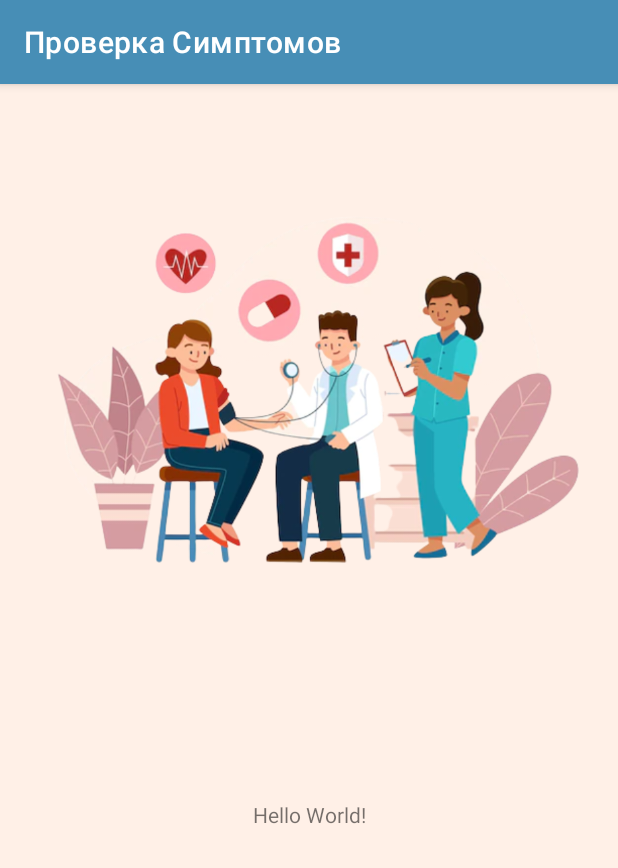
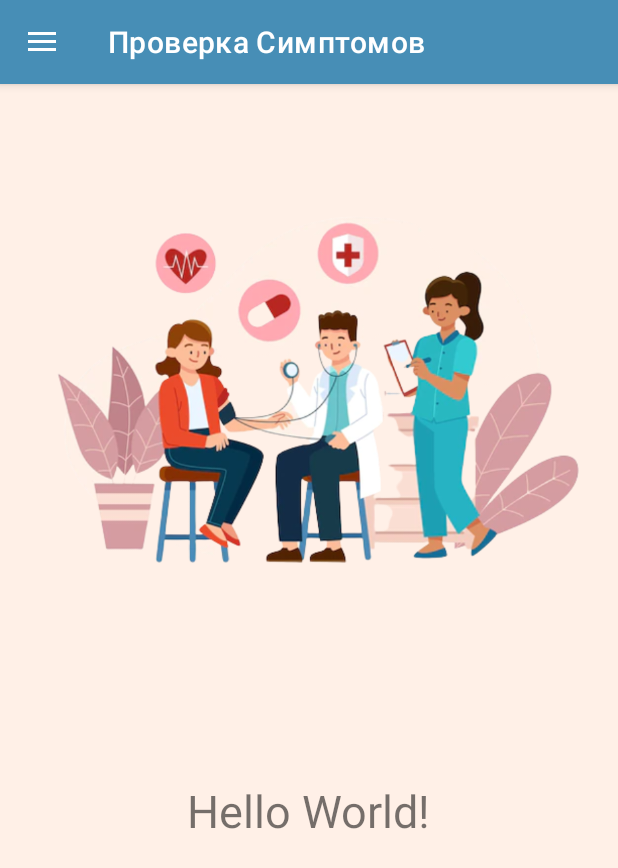
Before and after one commit to Oussma77/Symptom-Checker, an Android app: the screen it shows after launch (MainActivity), on a phone screen of 412 x 824 dp. Shown: the top 868 px of the screen. Run offline under Robolectric (Android 15) with nearby library versions, the phone set to English and light mode, and no system bars.

Commit message:
Add Menu

```diff
--- a/app/src/main/java/com/example/symptomchecker/MainActivity.java
+++ b/app/src/main/java/com/example/symptomchecker/MainActivity.java
@@ -1,14 +1,67 @@
 package com.example.symptomchecker;
 
+import androidx.annotation.NonNull;
+import androidx.appcompat.app.ActionBarDrawerToggle;
 import androidx.appcompat.app.AppCompatActivity;
+import androidx.core.view.GravityCompat;
+import androidx.drawerlayout.widget.DrawerLayout;
 
 import android.os.Bundle;
+import android.util.Log;
+import android.view.MenuItem;
+import android.widget.Toolbar;
+
+import com.google.android.material.navigation.NavigationView;
 
 public class MainActivity extends AppCompatActivity {
+
+    DrawerLayout drawerLayout;
+    NavigationView navigationView;
+    Toolbar toolbar;
+    ActionBarDrawerToggle actionBarDrawerToggle;
+
+    @Override
+    public boolean onOptionsItemSelected(@NonNull MenuItem item) {
+        if(actionBarDrawerToggle.onOptionsItemSelected(item)){
+            return true;
+        }
+        return super.onOptionsItemSelected(item);
+    }
 
     @Override
     protected void onCreate(Bundle savedInstanceState) {
         super.onCreate(savedInstanceState);
         setContentView(R.layout.activity_main);
+
+        drawerLayout = findViewById(R.id.drawer_layout);
+        navigationView = findViewById(R.id.navigationView);
+        actionBarDrawerToggle = new ActionBarDrawerToggle(this,drawerLayout,R.string.menu_open,R.string.menu_close);
+
+        drawerLayout.addDrawerListener(actionBarDrawerToggle);
+        actionBarDrawerToggle.syncState();
+        getSupportActionBar().setDisplayHomeAsUpEnabled(true);
+        navigationView.setNavigationItemSelectedListener(new NavigationView.OnNavigationItemSelectedListener() {
+            @Override
+            public boolean onNavigationItemSelected(@NonNull MenuItem item) {
+
+                switch (item.getItemId()){
+                    case R.id.nav_home:
+                        Log.i("ok","ok");
+                        drawerLayout.closeDrawer(GravityCompat.START);
+                        break;
+                    case R.id.nav_login:
+                        Log.i("ok1","ok");
+                        drawerLayout.closeDrawer(GravityCompat.START);
+                        break;
+
+                }
+
+                return true;
+            }
+        });
+
+
     }
+
+
 }
--- /dev/null
+++ b/app/src/main/res/drawable/ic_baseline_home_24.xml
@@ -0,0 +1,10 @@
+<vector xmlns:android="http://schemas.android.com/apk/res/android"
+    android:width="24dp"
+    android:height="24dp"
+    android:viewportWidth="24"
+    android:viewportHeight="24"
+    android:tint="?attr/colorControlNormal">
+  <path
+      android:fillColor="@android:color/white"
+      android:pathData="M10,20v-6h4v6h5v-8h3L12,3 2,12h3v8z"/>
+</vector>
--- /dev/null
+++ b/app/src/main/res/drawable/ic_baseline_login_24.xml
@@ -0,0 +1,10 @@
+<vector xmlns:android="http://schemas.android.com/apk/res/android"
+    android:width="24dp"
+    android:height="24dp"
+    android:viewportWidth="24"
+    android:viewportHeight="24"
+    android:tint="?attr/colorControlNormal">
+  <path
+      android:fillColor="@android:color/white"
+      android:pathData="M11,7L9.6,8.4l2.6,2.6H2v2h10.2l-2.6,2.6L11,17l5,-5L11,7zM20,19h-8v2h8c1.1,0 2,-0.9 2,-2V5c0,-1.1 -0.9,-2 -2,-2h-8v2h8V19z"/>
+</vector>
--- /dev/null
+++ b/app/src/main/res/drawable/ic_baseline_share_24.xml
@@ -0,0 +1,10 @@
+<vector xmlns:android="http://schemas.android.com/apk/res/android"
+    android:width="24dp"
+    android:height="24dp"
+    android:viewportWidth="24"
+    android:viewportHeight="24"
+    android:tint="?attr/colorControlNormal">
+  <path
+      android:fillColor="@android:color/white"
+      android:pathData="M18,16.08c-0.76,0 -1.44,0.3 -1.96,0.77L8.91,12.7c0.05,-0.23 0.09,-0.46 0.09,-0.7s-0.04,-0.47 -0.09,-0.7l7.05,-4.11c0.54,0.5 1.25,0.81 2.04,0.81 1.66,0 3,-1.34 3,-3s-1.34,-3 -3,-3 -3,1.34 -3,3c0,0.24 0.04,0.47 0.09,0.7L8.04,9.81C7.5,9.31 6.79,9 6,9c-1.66,0 -3,1.34 -3,3s1.34,3 3,3c0.79,0 1.5,-0.31 2.04,-0.81l7.12,4.16c-0.05,0.21 -0.08,0.43 -0.08,0.65 0,1.61 1.31,2.92 2.92,2.92 1.61,0 2.92,-1.31 2.92,-2.92s-1.31,-2.92 -2.92,-2.92z"/>
+</vector>
--- a/app/src/main/res/layout/activity_main.xml
+++ b/app/src/main/res/layout/activity_main.xml
@@ -1,17 +1,25 @@
 <?xml version="1.0" encoding="utf-8"?>
-<androidx.constraintlayout.widget.ConstraintLayout xmlns:android="http://schemas.android.com/apk/res/android"
+<androidx.drawerlayout.widget.DrawerLayout
+    xmlns:android="http://schemas.android.com/apk/res/android"
     xmlns:app="http://schemas.android.com/apk/res-auto"
     xmlns:tools="http://schemas.android.com/tools"
     android:layout_width="match_parent"
     android:layout_height="match_parent"
     android:background="@color/MainBackround"
+    android:id="@+id/drawer_layout"
     tools:context=".MainActivity">
 
+
+
+    <androidx.constraintlayout.widget.ConstraintLayout
+        android:layout_width="match_parent"
+        android:layout_height="match_parent">
         <TextView
             android:id="@+id/textView"
             android:layout_width="wrap_content"
             android:layout_height="wrap_content"
             android:text="Hello World!"
+            android:textSize="30sp"
             app:layout_constraintBottom_toBottomOf="parent"
             app:layout_constraintEnd_toEndOf="parent"
             app:layout_constraintLeft_toLeftOf="parent"
@@ -19,7 +27,6 @@
             app:layout_constraintStart_toStartOf="parent"
             app:layout_constraintTop_toTopOf="parent"
             app:layout_constraintVertical_bias="0.638" />
-
         <ImageView
             android:id="@+id/imageView"
             android:layout_width="wrap_content"
@@ -28,6 +35,23 @@
             app:layout_constraintEnd_toEndOf="parent"
             app:layout_constraintHorizontal_bias="0.0"
             app:layout_constraintStart_toStartOf="parent"
-        tools:layout_editor_absoluteY="-17dp" />
+            tools:layout_editor_absoluteY="-17dp"
+            tools:ignore="MissingConstraints" />
 
     </androidx.constraintlayout.widget.ConstraintLayout>
+
+    <com.google.android.material.navigation.NavigationView
+        android:layout_width="wrap_content"
+        android:layout_height="match_parent"
+        android:id="@+id/navigationView"
+        app:headerLayout="@layout/header_menu"
+        app:menu="@menu/main_menu"
+        android:layout_gravity="start"
+        android:fitsSystemWindows="true">
+
+    </com.google.android.material.navigation.NavigationView>
+
+
+
+
+</androidx.drawerlayout.widget.DrawerLayout>
--- /dev/null
+++ b/app/src/main/res/menu/main_menu.xml
@@ -0,0 +1,50 @@
+<?xml version="1.0" encoding="utf-8"?>
+<menu xmlns:android="http://schemas.android.com/apk/res/android">
+
+    <group android:checkableBehavior="single">
+
+        <item
+            android:id="@+id/nav_home"
+            android:icon="@drawable/ic_baseline_home_24"
+            android:title="Home" />
+
+        <item
+            android:id="@+id/nav_login"
+            android:icon="@drawable/ic_baseline_login_24"
+            android:title="login" />
+
+    </group>
+
+    <group android:checkableBehavior="single">
+        <item android:title="Communicate">
+         <menu>
+            <group>
+                <item android:title="Share"
+                    android:icon="@drawable/ic_baseline_share_24"
+                    android:id="@+id/nav_s"/>
+                <item android:title="Share1"
+                    android:icon="@drawable/ic_baseline_share_24"
+                    android:id="@+id/nav_share1"/>
+            </group>
+         </menu>
+        </item>
+    </group>
+
+    <group android:checkableBehavior="single">
+        <item android:title="Login">
+            <menu>
+                <group>
+                    <item android:title="Share"
+                        android:icon="@drawable/ic_baseline_share_24"
+                        />
+                    <item android:title="login"
+                        android:icon="@drawable/ic_baseline_share_24"
+                        />
+                </group>
+            </menu>
+        </item>
+    </group>
+
+
+
+</menu>
--- a/app/src/main/res/values/strings.xml
+++ b/app/src/main/res/values/strings.xml
@@ -1,3 +1,8 @@
 <resources>
     <string name="app_name">Проверка Симптомов</string>
+
+    <string name="menu_open">Open</string>
+    <string name="menu_close">Close</string>
+
+
 </resources>
```
Also changed, not shown: app/src/main/res/drawable/ic_baseline_assignment_ind_24.xml (added, +10 -0 lines), app/src/main/res/drawable/ic_baseline_settings_24.xml (added, +10 -0 lines), app/src/main/res/drawable/ic_baseline_supervised_user_circle_24.xml (added, +10 -0 lines), app/src/main/res/layout/header_menu.xml (added, +25 -0 lines). Lines whose indentation alone changed are shown as unchanged.
